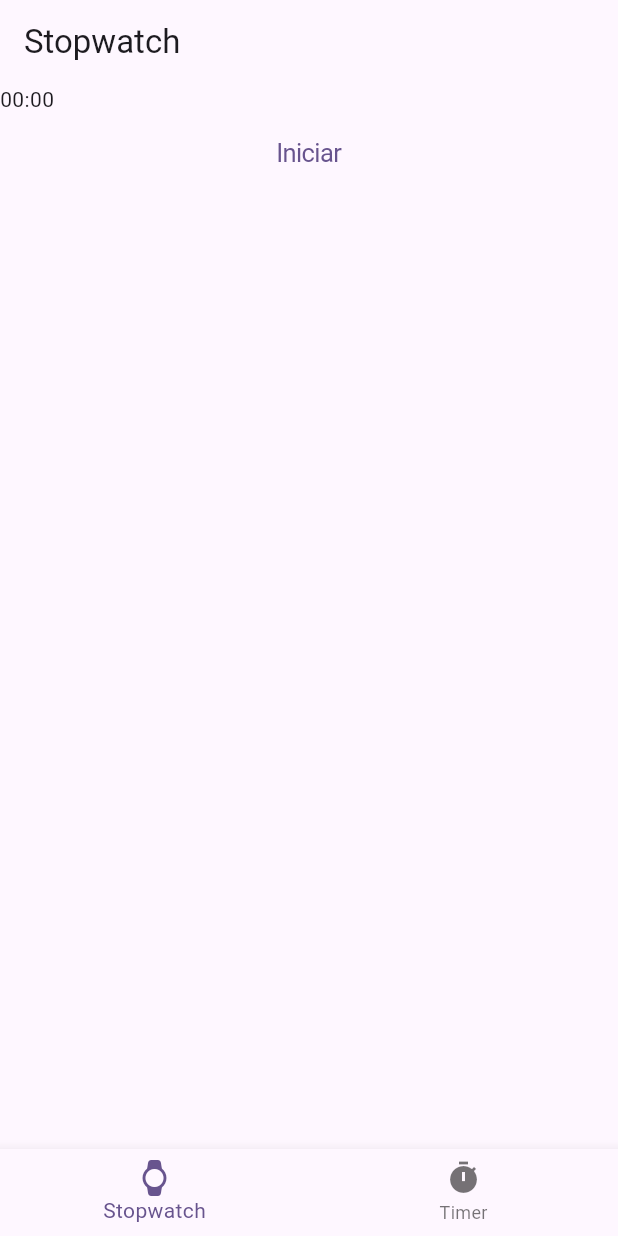
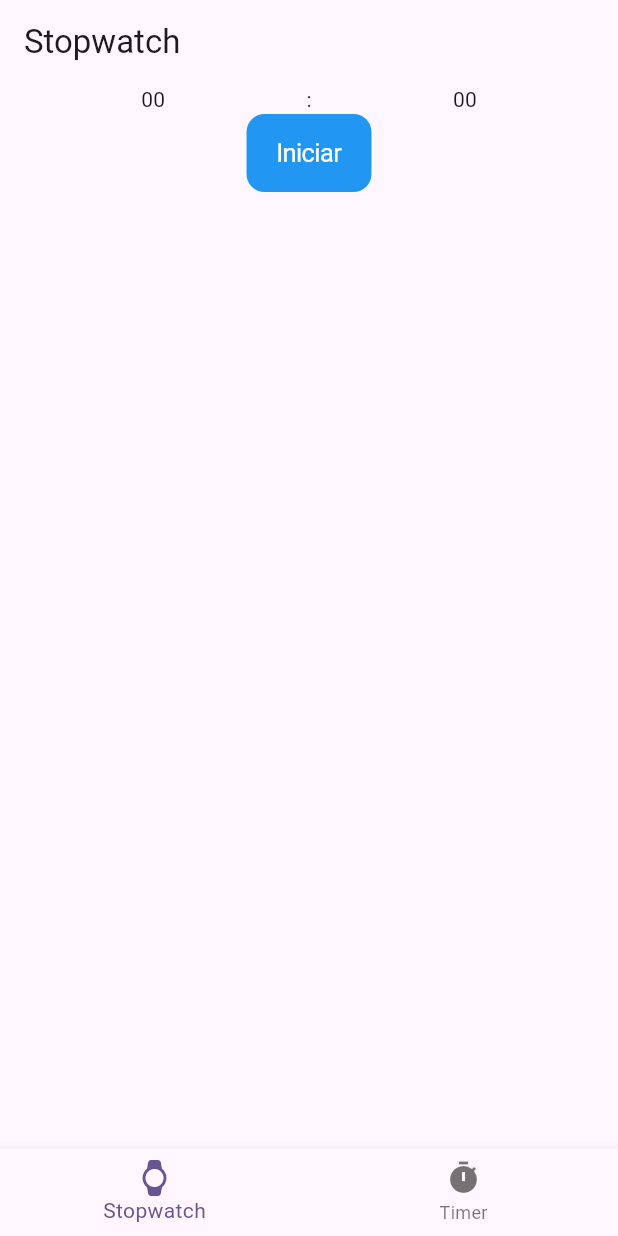
Before and after one commit to RaymundoSantorski/flutter_stopwatch, a Flutter app: the screen it shows after launch, on a phone screen of 412 x 824 dp. Run offline on Flutter 3.47's test engine with Material 3 defaults, Android fonts, the phone set to English and light mode, and no system bars.

Commit message:
add: validation to start timer

```diff
--- a/lib/main.dart
+++ b/lib/main.dart
@@ -80,31 +80,51 @@ class _MyStopWatchState extends State<MyStopWatch> {
     stopwatchFunction();
   }
 
-  void pauseStopwatch() {
+  Future<void> pauseStopwatch() async {
     setState(() {
       running = false;
     });
   }
 
-  void stopStopwatch() async {
+  Future<void> stopStopwatch() async {
     running = false;
     await Future.delayed(Duration(seconds: 1));
     duration = Duration();
     setState(() {});
   }
 
-  void startStopwatch() {
+  Future<void> restartStopWatch() async {
+    await pauseStopwatch();
+    await Future.delayed(Duration(seconds: 1));
+    await stopStopwatch();
+    startStopwatch();
+  }
+
+  Future<void> startStopwatch() async {
     setState(() {
       running = true;
     });
     stopwatchFunction();
   }
 
+  ColorScheme buttonStyle = ColorScheme(
+    brightness: Brightness.light,
+    primary: Colors.blue,
+    onPrimary: Colors.white,
+    secondary: Colors.white,
+    onSecondary: Colors.blue,
+    error: Colors.redAccent,
+    onError: Colors.black,
+    surface: Colors.grey,
+    onSurface: Colors.white,
+  );
+
   @override
   Widget build(BuildContext context) {
     return Column(
       children: [
         Row(
+          mainAxisAlignment: MainAxisAlignment.spaceEvenly,
           children: [
             Text(formatNumber(duration.inMinutes)),
             Text(':'),
@@ -112,16 +132,90 @@ class _MyStopWatchState extends State<MyStopWatch> {
           ],
         ),
         duration.inSeconds == 0
-            ? CupertinoButton(onPressed: startStopwatch, child: Text('Iniciar'))
+            ? CupertinoButton(
+                color: buttonStyle.primary,
+                onPressed: startStopwatch,
+                child: Text(
+                  'Iniciar',
+                  style: TextStyle(color: buttonStyle.onPrimary),
+                ),
+              )
             : Row(
+                mainAxisAlignment: MainAxisAlignment.spaceBetween,
                 children: [
-                  CupertinoButton(
-                    onPressed: pauseStopwatch,
-                    child: Text('Pausar'),
+                  running
+                      ? Container(
+                          decoration: BoxDecoration(
+                            border: Border.all(
+                              color: buttonStyle.primary,
+                              width: 3.0,
+                            ),
+                            borderRadius: BorderRadius.all(
+                              Radius.circular(8.0),
+                            ),
+                            color: buttonStyle.primary,
+                          ),
+                          child: CupertinoButton(
+                            color: buttonStyle.primary,
+                            onPressed: pauseStopwatch,
+                            child: Text(
+                              '   Pausar  ',
+                              style: TextStyle(color: buttonStyle.onPrimary),
+                            ),
+                          ),
+                        )
+                      : Container(
+                          decoration: BoxDecoration(
+                            border: Border.all(
+                              color: buttonStyle.primary,
+                              width: 3.0,
+                            ),
+                            borderRadius: BorderRadius.all(
+                              Radius.circular(8.0),
+                            ),
+                            color: buttonStyle.primary,
+                          ),
+                          child: CupertinoButton(
+                            color: buttonStyle.primary,
+                            onPressed: startStopwatch,
+                            child: Text(
+                              'Continuar',
+                              style: TextStyle(color: buttonStyle.onPrimary),
+                            ),
+                          ),
+                        ),
+                  Container(
+                    decoration: BoxDecoration(
+                      border: Border.all(
+                        color: buttonStyle.onSecondary,
+                        width: 3.0,
+                      ),
+                      borderRadius: BorderRadius.all(Radius.circular(8.0)),
+                    ),
+                    child: CupertinoButton(
+                      onPressed: () {
+                        stopStopwatch();
+                        startStopwatch();
+                      },
+                      child: Text(
+                        'Reiniciar',
+                        style: TextStyle(color: buttonStyle.onSecondary),
+                      ),
+                    ),
                   ),
-                  CupertinoButton(
-                    onPressed: stopStopwatch,
-                    child: Text('Reiniciar'),
+                  Container(
+                    decoration: BoxDecoration(
+                      border: Border.all(color: buttonStyle.error, width: 3.0),
+                      borderRadius: BorderRadius.all(Radius.circular(8.0)),
+                      color: buttonStyle.onPrimary,
+                    ),
+                    child: CupertinoButton(
+                      onPressed: stopStopwatch,
+                      child: Text(
+                        'Detener',
+                        style: TextStyle(color: buttonStyle.error),
+                      ),
+                    ),
                   ),
                 ],
               ),
@@ -151,6 +245,14 @@ class _MyTimerState extends State<MyTimer> {
     } else {
       exitTimer();
     }
+  }
+
+  void startTimer() {
+    if (duration.inSeconds == 0) return;
+    setState(() {
+      running = true;
+    });
+    timerFunction();
   }
 
   void exitTimer() {
@@ -200,12 +302,7 @@ class _MyTimerState extends State<MyTimer> {
                 mode: CupertinoTimerPickerMode.ms,
               ),
               CupertinoButton(
-                onPressed: () {
-                  setState(() {
-                    running = true;
-                  });
-                  timerFunction();
-                },
+                onPressed: duration.inSeconds > 0 ? startTimer : null,
                 color: Colors.blue,
                 child: Text(
                   'Iniciar',
```
